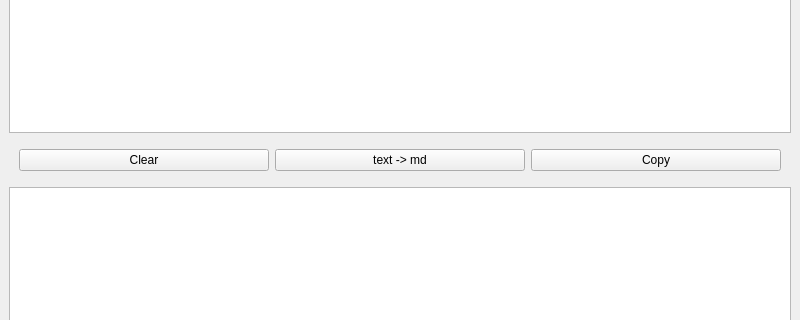
Above: md-generator/mainwindow.ui from Miatec/aptools before the change; both pictures show x 0 to 800 and y 129 to 449 of the 800 by 600 pixel window. Below: the same form after it.
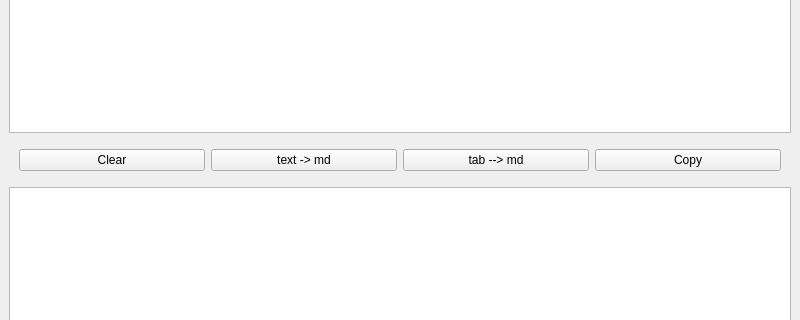
That is the form after the change.

Commit message: Ajoute d'une gestion des tableaux issus de outlook

What changed in the file:
```diff
--- a/md-generator/mainwindow.ui
+++ b/md-generator/mainwindow.ui
@@ -48,6 +48,13 @@
           </property>
          </widget>
         </item>
+        <item>
+         <widget class="QPushButton" name="m_btnTabConvert">
+          <property name="text">
+           <string>tab --&gt; md</string>
+          </property>
+         </widget>
+        </item>
         <item>
          <widget class="QPushButton" name="m_btnCopy">
           <property name="text">
```
The commit also changes 2 other files.
